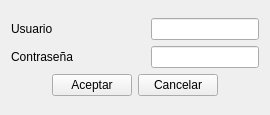
This is configuracion/ui_login.ui in rodety/Jireh as Qt 5 draws it before an edit. The edited form follows.
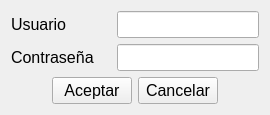
This is the edited form. Icons and pictures are not drawn.

Diff of the .ui file:
```diff
--- a/configuracion/ui_login.ui
+++ b/configuracion/ui_login.ui
@@ -28,6 +28,11 @@
     <height>16777215</height>
    </size>
   </property>
+  <property name="font">
+   <font>
+    <pointsize>12</pointsize>
+   </font>
+  </property>
   <property name="windowTitle">
    <string>Inicio de Sesión</string>
   </property>
```
